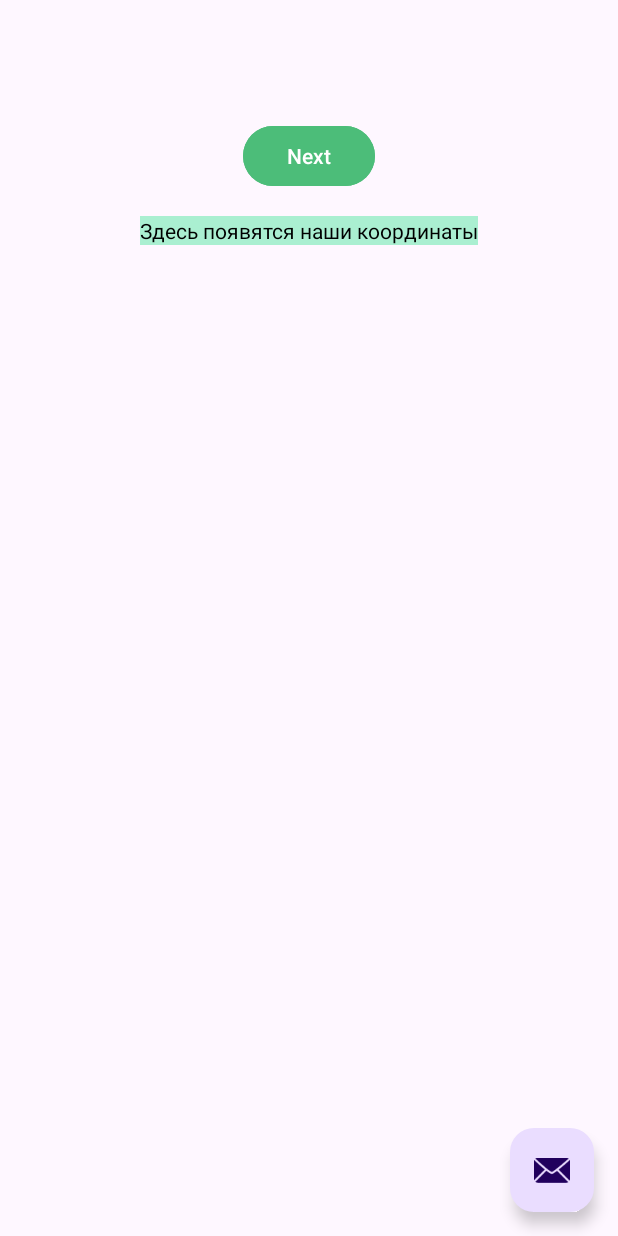
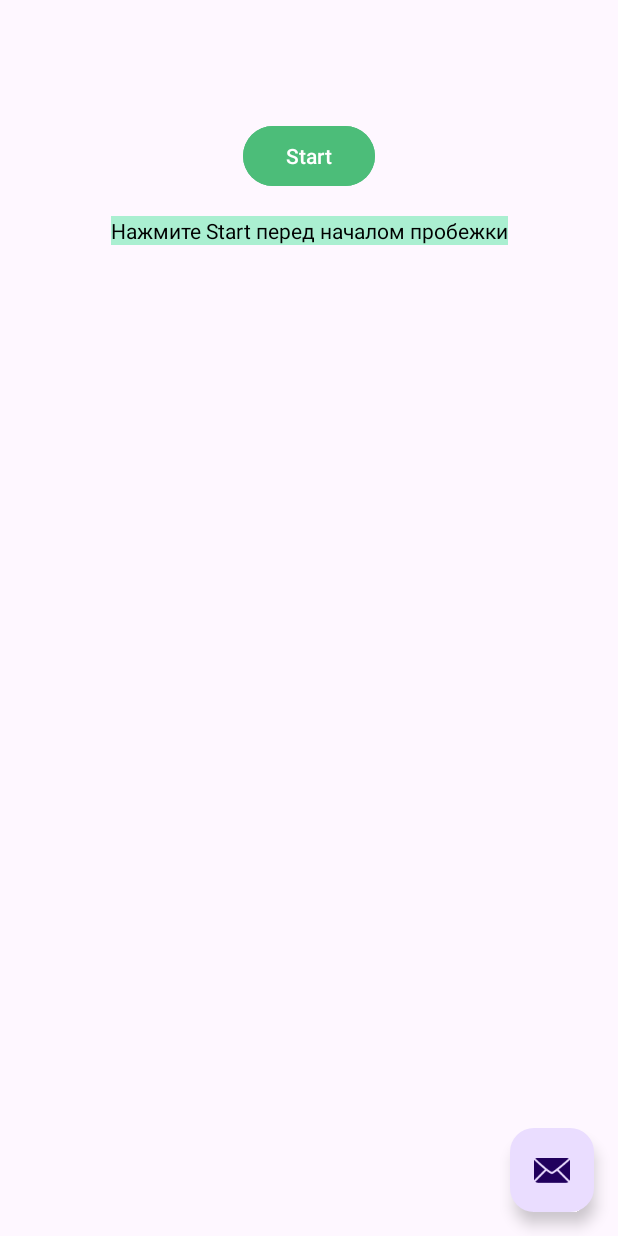
Before and after one commit to doublewera/learn_android, an Android app: the screen it shows after launch (MainActivity), on a phone screen of 412 x 824 dp. Run offline under Robolectric (Android 15) with nearby library versions, the phone set to English and light mode, and no system bars; our stand-ins replace navigation-ui.

Commit message:
Запись включается и выключается по кнопке. После выключения можно скопировать текст GPX xml файла

```diff
--- a/PressButton/app/src/main/res/layout/fragment_first.xml
+++ b/PressButton/app/src/main/res/layout/fragment_first.xml
@@ -16,7 +16,7 @@
             android:layout_width="wrap_content"
             android:layout_height="wrap_content"
             android:backgroundTint="@color/mediumGreen"
-            android:text="@string/next"
+            android:text="@string/Start"
             android:textColorLink="#32734C"
             app:layout_constraintBottom_toTopOf="@id/textview_first"
             app:layout_constraintEnd_toEndOf="parent"
@@ -30,6 +30,7 @@
             android:layout_marginTop="16dp"
             android:background="@color/lightGreen"
             android:text="@string/coords_empty"
+            android:textIsSelectable="true"
             android:textColor="@color/black"
             app:layout_constraintBottom_toBottomOf="parent"
             app:layout_constraintEnd_toEndOf="parent"
--- a/PressButton/app/src/main/res/values/strings.xml
+++ b/PressButton/app/src/main/res/values/strings.xml
@@ -5,6 +5,8 @@
     <string name="first_fragment_label">First Fragment</string>
     <string name="second_fragment_label">Second Fragment</string>
     <string name="next">Next</string>
+    <string name="Start">Start</string>
+    <string name="Continue">Continue</string>
     <string name="previous">Previous</string>
 
     <string name="lorem_ipsum">
@@ -43,5 +45,5 @@
         libero vel nunc consequat, quis tincidunt nisl eleifend. Cras bibendum enim a justo luctus
         vestibulum. Fusce dictum libero quis erat maximus, vitae volutpat diam dignissim.
     </string>
-    <string name="coords_empty">Здесь появятся наши координаты</string>
+    <string name="coords_empty">Нажмите Start перед началом пробежки</string>
 </resources>
```
Also changed, not shown: PressButton/app/src/main/java/com/example/pressbutton/FirstFragment.kt (+22 -14 lines).
